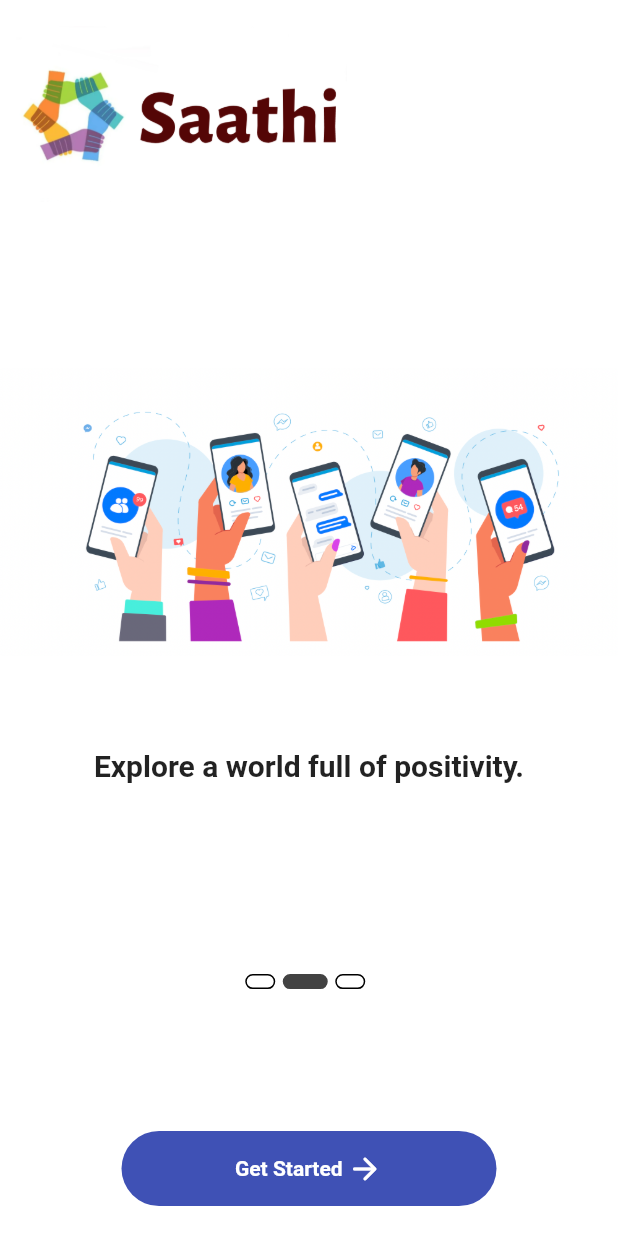
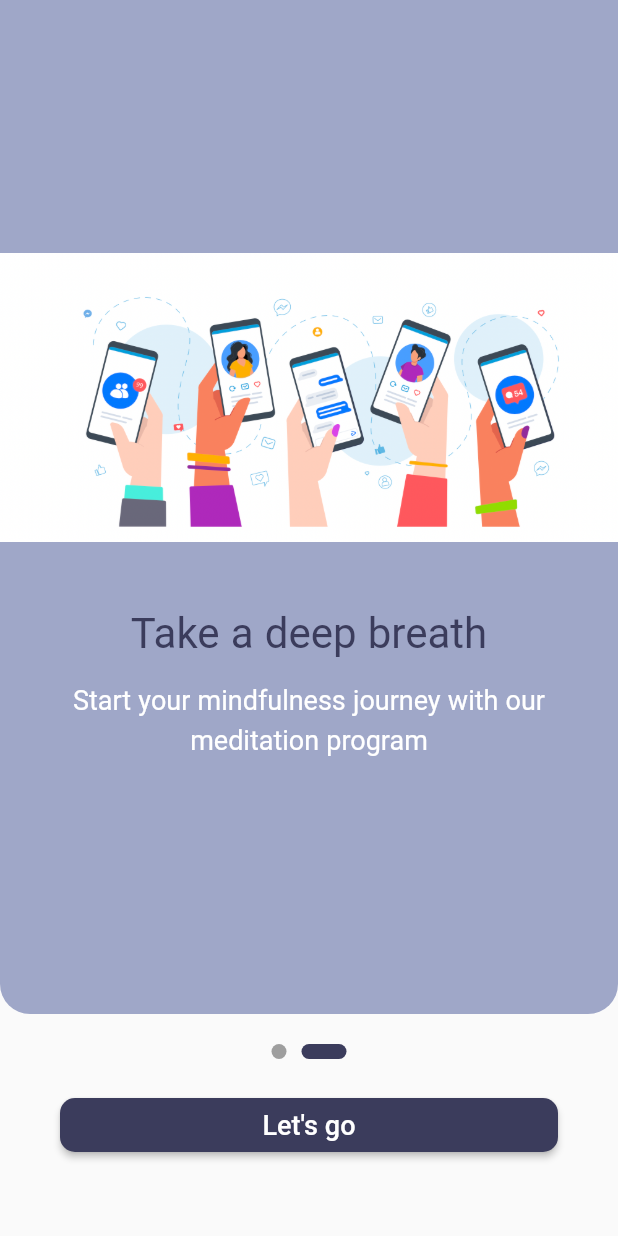
Before and after one commit to CatchE-VCS/saathi, a Flutter app: the screen it shows after launch, swiped to page 2, on a phone screen of 412 x 824 dp. Run offline on Flutter 3.47's test engine with Material 2 defaults, Android fonts, the light colour scheme and no system bars; drawn by our look-alikes of smooth_page_indicator; our stand-ins replace cloud_firestore, firebase_auth, firebase_core, firebase_storage, flutter_svg, font_awesome_flutter and 7 more; missing offline and left inert: dialog_flowtter; accounts and stored records are empty; Roboto replaces fonts that are missing (GilroyBold, GilroyLight); project files that could hold a hidden picture were left out.

Commit message:
Meditation

```diff
--- a/lib/meditation.dart
+++ b/lib/meditation.dart
@@ -39,9 +39,7 @@
           body: Container(
             child: Column(
               children: [
-                _appBarWidget(),
                 _containerWidget(),
-                _bottomMenuWidget(),
               ],
             ),
           ),
--- a/lib/screens/home/home_screen.dart
+++ b/lib/screens/home/home_screen.dart
@@ -125,7 +125,7 @@
               }
               if (index == 4) {
                 Navigator.push(context,
-                    MaterialPageRoute(builder: (context) => MyProfile()));
+                    MaterialPageRoute(builder: (context) => ProfilePage()));
               }
               if (index == 2) {
                 _pc.open();
--- a/lib/screens/splash_screens/components/body.dart
+++ b/lib/screens/splash_screens/components/body.dart
@@ -1,152 +1,168 @@
 import 'package:flutter/material.dart';
 import 'package:saathi/screens/auth/login_screen.dart';
-import 'package:saathi/utils/size_config.dart';
+import 'package:smooth_page_indicator/smooth_page_indicator.dart';
 
-import 'splash_content.dart';
+import '../../../models/onboarding_model.dart';
+import '../../../utils/app_color.dart';
+import '../../../utils/app_string.dart';
 
 class Body extends StatefulWidget {
-  const Body({super.key});
+  const Body({Key? key}) : super(key: key);
 
   @override
   State<Body> createState() => _BodyState();
 }
 
 class _BodyState extends State<Body> {
-  int currentPage = 0;
-  List<Map<String, String>> splashData = [
-    {
-      "text": "Connect with people and share your experience.",
-      "image": "assets/image1.jpg"
-    },
-    {
-      "text": "Explore a world full of positivity.",
-      "image": "assets/image2.jpg"
-    },
-    {
-      "text": "Find the best suggestions from people.",
-      "image": "assets/image3.jpg"
-    },
+  @override
+  List<OnBoardingModel> _onBoardingList = [
+    OnBoardingModel(
+        title: "Stay Focused",
+        description:
+            "Find a suitable music for yourself to stay focused more easily",
+        image: "assets/image1.jpg"),
+    OnBoardingModel(
+        title: "Take a deep breath",
+        description:
+            "Start your mindfulness journey with our meditation program",
+        image: "assets/image2.jpg"),
   ];
-  // signInWithGoogle() async {
-  //   setState(() {
-  //     _isLoading = true;
-  //   });
-  //   String res = await _authController.signinWithGoogle();
-  //   if (res != 'success') {
-  //     setState(() {
-  //       _isLoading = false;
-  //     });
-  //     if (!mounted) return;
-  //     return showSnackBarr('Could not log you in!!\n Try again .....', context);
-  //   } else {
-  //     if (!mounted) return;
-  //     showSnackBarr(
-  //         'Congratulations you have been successfully signed in..', context);
-  //     return Navigator.of(context).pushReplacementNamed('/home');
-  //   }
-  // }
+  final controller = PageController();
+
+  int selectedIndex = 0;
+
   @override
   Widget build(BuildContext context) {
-    return SafeArea(
-      child: Container(
-        decoration: const BoxDecoration(color: Colors.white),
-        width: double.infinity,
+    return AnimatedContainer(
+      duration: Duration(seconds: 1),
+      color: selectedIndex == 0 ? AppColors.pinkColors : AppColors.blueColors,
+      child: SafeArea(
+        bottom: false,
+        child: Scaffold(
+          body: Container(
             child: Column(
-          crossAxisAlignment: CrossAxisAlignment.start,
-          children: <Widget>[
-            const SizedBox(
-              height: 1,
-            ),
-            Padding(
-              padding: const EdgeInsets.symmetric(horizontal: 1),
-              child: Image.asset(
-                "assets/logo_1.png",
-                width: 230,
-                height: 150,
+              children: [
+                Expanded(
+                  child: AnimatedContainer(
+                    duration: Duration(seconds: 1),
+                    decoration: BoxDecoration(
+                        color: selectedIndex == 0
+                            ? AppColors.pinkColors
+                            : AppColors.blueColors,
+                        borderRadius: BorderRadius.only(
+                            bottomRight: Radius.circular(20),
+                            bottomLeft: Radius.circular(20))),
+                    child: _containerPaginationWidget(),
                   ),
                 ),
-            Expanded(
-              flex: 3,
-              child: PageView.builder(
-                onPageChanged: (value) {
-                  setState(() {
-                    currentPage = value;
-                  });
-                },
-                itemCount: splashData.length,
-                itemBuilder: (context, index) => SplashContent(
-                  image: splashData[index]['image']!,
-                  text: splashData[index]['text']!,
+                _indicatorWidget(),
+                _buttonWidget(),
+                SizedBox(
+                  height: 50,
                 ),
-              ),
-            ),
-            Expanded(
-              flex: 2,
-              child: Padding(
-                padding: EdgeInsets.symmetric(
-                    horizontal: getProportionateScreenWidth(20)),
-                child: Column(children: <Widget>[
-                  const Spacer(),
-                  Row(
-                    mainAxisAlignment: MainAxisAlignment.center,
-                    children: List.generate(
-                      splashData.length,
-                      (index) => buildDot(index: index),
-                    ),
-                  ),
-                  const Spacer(flex: 1),
-                  GestureDetector(
-                    onTap: () => Navigator.pushReplacement(context,
-                        MaterialPageRoute(builder: (context) => LoginScreen())),
-                    child: Container(
-                      width: 250,
-                      height: 50,
-                      margin: EdgeInsets.only(bottom: 20),
-                      decoration: BoxDecoration(
-                          color: Colors.indigo,
-                          borderRadius: BorderRadius.circular(25)),
-                      child: Row(
-                        mainAxisAlignment: MainAxisAlignment.center,
-                        children: [
-                          Text(
-                            "Get Started",
-                            style: TextStyle(
-                                color: Colors.white,
-                                fontWeight: FontWeight.bold),
-                          ),
-                          SizedBox(
-                            width: 3,
-                          ),
-                          Icon(
-                            Icons.arrow_forward_rounded,
-                            color: Colors.white,
-                          )
               ],
             ),
           ),
-                  )
-                ]),
-              ),
-            ),
-          ],
         ),
       ),
     );
   }
 
-  AnimatedContainer buildDot({required int index}) {
-    return AnimatedContainer(
-      duration: Duration(milliseconds: 100),
-      margin: EdgeInsets.only(right: 5),
+  Widget _containerPaginationWidget() {
+    return PageView.builder(
+        controller: controller,
+        itemCount: _onBoardingList.length,
+        onPageChanged: (index) {
+          setState(() {
+            selectedIndex = index;
+          });
+        },
+        itemBuilder: (context, index) {
+          return Container(
+            child: Column(
+              mainAxisSize: MainAxisSize.min,
+              mainAxisAlignment: MainAxisAlignment.center,
+              children: [
+                Image.asset(_onBoardingList[index].image),
+                SizedBox(
+                  height: 40,
+                ),
+                Text(
+                  _onBoardingList[index].title,
+                  style: TextStyle(
+                    fontSize: 28,
+                    color: AppColors.primaryColors,
+                    fontFamily: AppString.boldFontFamily,
+                  ),
+                ),
+                SizedBox(
                   height: 10,
-      width: currentPage == index ? 30 : 20,
-      decoration: BoxDecoration(
-        color: currentPage == index ? Colors.grey[800] : Colors.white,
+                ),
+                Container(
+                  margin: EdgeInsets.symmetric(horizontal: 30),
+                  child: Text(
+                    _onBoardingList[index].description,
+                    textAlign: TextAlign.center,
+                    style: TextStyle(
+                        color: Colors.white,
+                        fontSize: 18,
+                        fontFamily: AppString.normalFontFamily),
+                  ),
+                ),
+              ],
+            ),
+          );
+        });
+  }
 
-        border: Border.all(
-          color: currentPage == index ? Colors.grey[800]! : Colors.black,
+  Widget _indicatorWidget() {
+    return Container(
+      margin: EdgeInsets.symmetric(horizontal: 30, vertical: 20),
+      child: SmoothPageIndicator(
+        controller: controller,
+        count: _onBoardingList.length,
+        effect: ExpandingDotsEffect(
+          spacing: 10,
+          dotHeight: 10,
+          dotWidth: 10,
+          activeDotColor: AppColors.primaryColors,
+          dotColor: Colors.grey,
         ),
-        borderRadius: BorderRadius.circular(10), //Border.all
+      ),
+    );
+  }
+
+  Widget _buttonWidget() {
+    return Container(
+      margin: EdgeInsets.symmetric(horizontal: 40),
+      child: SizedBox(
+        width: double.infinity,
+        child: ElevatedButton(
+          style: ElevatedButton.styleFrom(
+            shape:
+                RoundedRectangleBorder(borderRadius: BorderRadius.circular(10)),
+            backgroundColor: AppColors.primaryColors,
+          ),
+          onPressed: () {
+            if (selectedIndex == 0) {
+              controller.animateToPage(1,
+                  duration: Duration(seconds: 1), curve: Curves.easeIn);
+            } else {
+              Navigator.pushReplacement(
+                context,
+                MaterialPageRoute(builder: (context) => LoginScreen()),
+              );
+            }
+          },
+          child: Text(
+            selectedIndex == 0 ? "Continue" : "Let's go",
+            style: TextStyle(
+              color: Colors.white,
+              fontSize: 18,
+              fontFamily: AppString.boldFontFamily,
+            ),
+          ),
+        ),
       ),
     );
   }
--- a/lib/widgets/custom_app_bar.dart
+++ b/lib/widgets/custom_app_bar.dart
@@ -1,7 +1,7 @@
 import 'package:flutter/material.dart';
 import 'package:font_awesome_flutter/font_awesome_flutter.dart';
 import 'package:responsive_builder/responsive_builder.dart';
-import 'package:saathi/controllers/postController.dart';
+import 'package:saathi/utils/const.dart';
 
 class CustomAppBar extends StatelessWidget {
   final SizingInformation sizingInformation;
@@ -54,7 +54,7 @@
               height: 30,
               width: 30,
               child: InkWell(
-                  onTap: () async => await Post().getData(),
+                  onTap: () => firebaseAuth.signOut(),
                   child: Icon(FontAwesomeIcons.facebookMessenger))),
         ],
       ),
```
Lines whose indentation alone changed are shown as unchanged.
